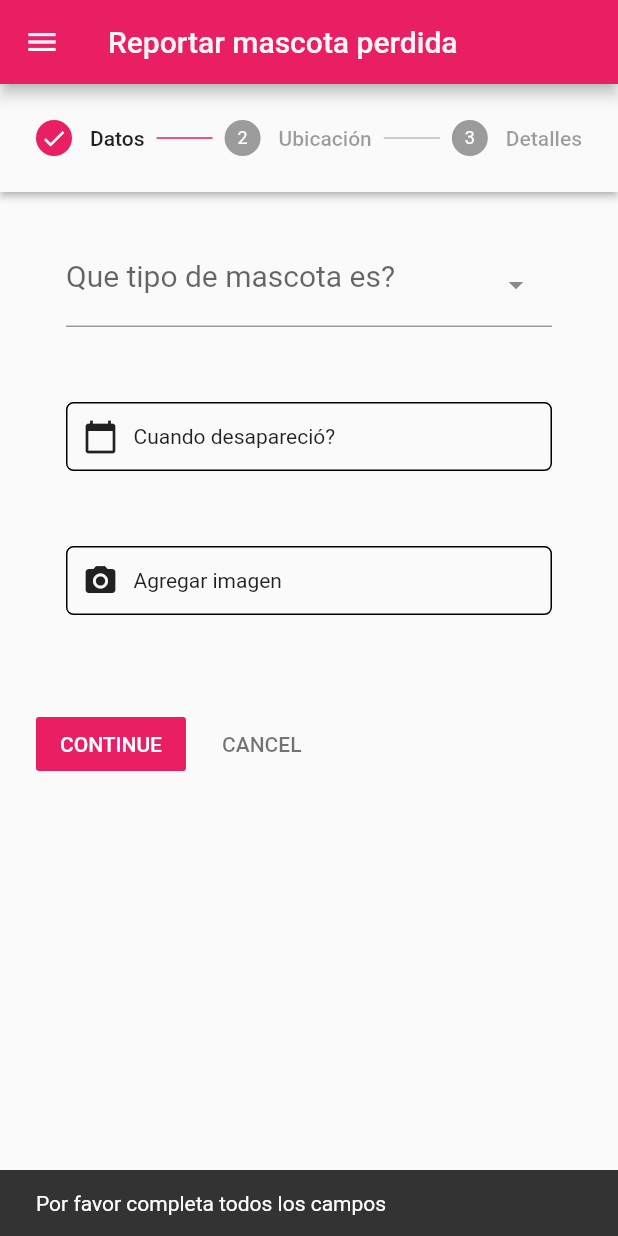
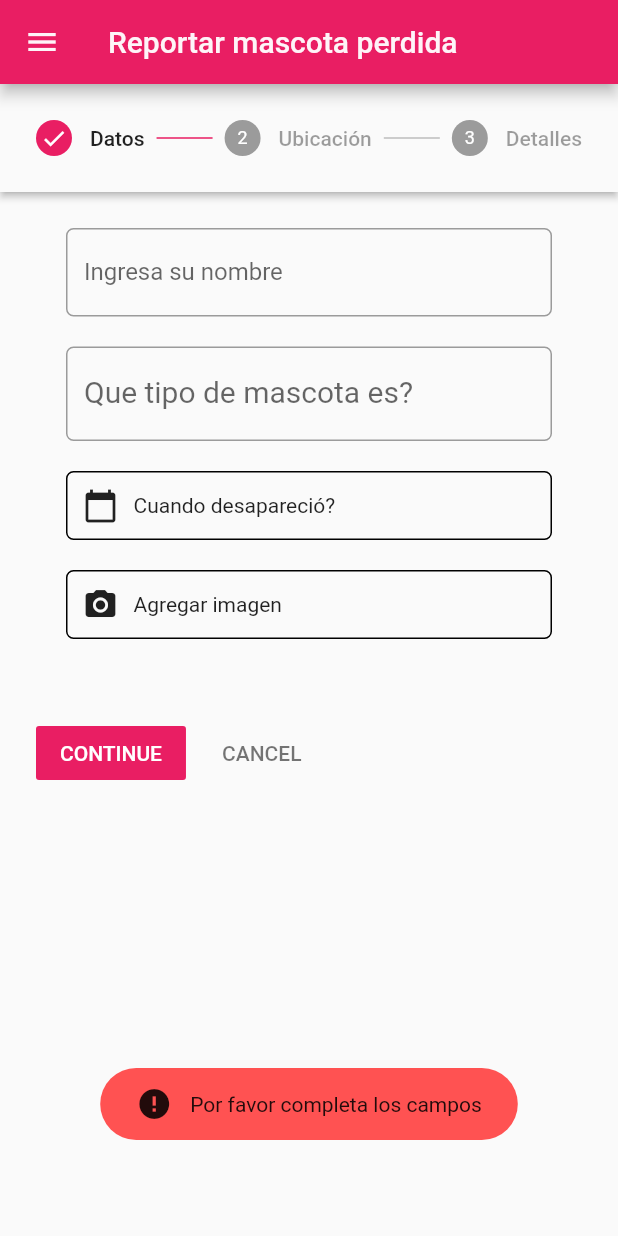
Before and after one commit to usaginotsuki/PetFinder, a Flutter app: the FoundForm screen opened directly, after a tap on "CONTINUE", on a phone screen of 412 x 824 dp. Run offline on Flutter 3.47's test engine with Material 2 defaults, Android fonts, the phone set to English and light mode, and no system bars; drawn by our look-alikes of select_form_field; our stand-ins replace cloud_firestore, email_validator, firebase_auth, firebase_core, flutter_datetime_picker, flutter_otp_text_field and 10 more; missing offline and left inert: cloudinary_public, easy_image_viewer, geoflutterfire2, phone_form_field, place_picker; accounts and stored records are empty; network calls fail.

```diff
--- a/lib/models/report.model.dart
+++ b/lib/models/report.model.dart
@@ -33,6 +33,7 @@ class Position {
 class Report {
   String? id;
   String? type;
+
   String? size;
   String? status;
   String? details;
--- a/lib/pages/found_form.page.dart
+++ b/lib/pages/found_form.page.dart
@@ -22,6 +22,7 @@ import 'dart:developer' as dev;
 import 'package:select_form_field/select_form_field.dart';
 
 import '../models/report.model.dart';
+import '../widgets/toast.services.dart';
 
 class FoundForm extends StatefulWidget {
   final String status;
@@ -34,6 +35,7 @@ class FoundForm extends StatefulWidget {
 class _FoundFormState extends State<FoundForm> {
   final formKey = GlobalKey<FormState>();
   final _formKey = GlobalKey<FormState>();
+  final TextEditingController name = TextEditingController();
   ReportServices reportServices = ReportServices();
   TextEditingController description = TextEditingController();
   final GlobalKey<ScaffoldState> _scaffoldKey = new GlobalKey<ScaffoldState>();
@@ -51,8 +53,9 @@ class _FoundFormState extends State<FoundForm> {
   int currentStep = 0;
   final Completer<GoogleMapController> _controller =
       Completer<GoogleMapController>();
+  Toasty toast = Toasty();
+  //Step 1 checkers
 
-  //Step 1 checkers
   bool _mascotTypeSelected = false;
   bool dateSelected = false;
   bool imageSelected = false;
@@ -97,31 +100,19 @@ class _FoundFormState extends State<FoundForm> {
               if (_mascotTypeSelected && dateSelected && imageSelected) {
                 currentStep = currentStep + 1;
               } else {
-                ScaffoldMessenger.of(context).showSnackBar(
-                  const SnackBar(
-                    content: Text('Por favor completa todos los campos'),
-                  ),
-                );
+                toast.ToastError("Por favor completa los campos");
               }
             } else if (currentStep == 1) {
               if (placeSelected) {
                 currentStep = currentStep + 1;
               } else {
-                ScaffoldMessenger.of(context).showSnackBar(
-                  const SnackBar(
-                    content: Text('Por favor selecciona una ubicación'),
-                  ),
-                );
+                toast.ToastError("Por favor selecciona un lugar");
               }
             } else if (currentStep == 2) {
               if (sizeSelected && _formKey.currentState!.validate()) {
                 //currentStep = currentStep + 1;
               } else {
-                ScaffoldMessenger.of(context).showSnackBar(
-                  const SnackBar(
-                    content: Text('Por favor selecciona un tamaño'),
-                  ),
-                );
+                toast.ToastError("Por favor completa los campos");
               }
             }
 
@@ -162,7 +153,31 @@ class _FoundFormState extends State<FoundForm> {
                     const EdgeInsets.symmetric(horizontal: 20, vertical: 0),
                 child: Column(
                   children: [
+                    TextFormField(
+                      controller: name,
+                      decoration: InputDecoration(
+                        labelText: "Ingresa su nombre",
+                        hintText: "Nombre",
+                        border: OutlineInputBorder(
+                          borderRadius: BorderRadius.circular(5),
+                        ),
+                      ),
+                      validator: (value) {
+                        if (value == null || value.isEmpty) {
+                          return 'Por favor ingresa una descripción';
+                        }
+                        return null;
+                      },
+                    ),
+                    Padding(padding: EdgeInsets.only(top: 20)),
                     SelectFormField(
+                      decoration: InputDecoration(
+                        labelText: "Que tipo de mascota es?",
+                        hintText: "Tipo de mascota",
+                        border: OutlineInputBorder(
+                          borderRadius: BorderRadius.circular(5),
+                        ),
+                      ),
                       style: const TextStyle(color: Colors.black, fontSize: 20),
                       type: SelectFormFieldType.dropdown, // or can be dialog
                       labelText: 'Que tipo de mascota es?',
@@ -174,7 +189,7 @@ class _FoundFormState extends State<FoundForm> {
                         });
                       },
                     ),
-                    const Padding(padding: EdgeInsets.only(top: 50)),
+                    const Padding(padding: EdgeInsets.only(top: 20)),
                     GestureDetector(
                       child: dateSelected
                           ? Container(
@@ -239,12 +254,8 @@ class _FoundFormState extends State<FoundForm> {
                               date = DateTime.now();
                             });
 
-                            ScaffoldMessenger.of(context).showSnackBar(
-                              const SnackBar(
-                                content: Text(
-                                    'La fecha seleccionada no puede ser mayor a la fecha actual'),
-                              ),
-                            );
+                            toast.ToastError(
+                                'La fecha no puede ser mayor a la actual');
                           } else {
                             dateSelected = true;
                             setState(() {
@@ -255,7 +266,7 @@ class _FoundFormState extends State<FoundForm> {
                         }, currentTime: DateTime.now(), locale: LocaleType.es);
                       },
                     ),
-                    const Padding(padding: EdgeInsets.only(top: 50)),
+                    const Padding(padding: EdgeInsets.only(top: 20)),
                     GestureDetector(
                       child: Container(
                         decoration: BoxDecoration(
@@ -279,7 +290,7 @@ class _FoundFormState extends State<FoundForm> {
                       onTap: () async {
                         final pickedFile = await _picker.pickImage(
                             source: ImageSource.gallery,
-                            imageQuality: 50,
+                            imageQuality: 80,
                             maxWidth: 600);
 
                         if (pickedFile != null) {
@@ -293,7 +304,7 @@ class _FoundFormState extends State<FoundForm> {
                         }
                       },
                     ),
-                    const Padding(padding: EdgeInsets.only(top: 30)),
+                    const Padding(padding: EdgeInsets.only(top: 20)),
                     Container(
                       child: imageSelected
                           ? Image.file(
--- a/lib/pages/signup.page.dart
+++ b/lib/pages/signup.page.dart
@@ -29,6 +29,7 @@ class _SignUpPageState extends State<SignUpPage> {
   bool _showPassword = false;
   bool _showPassword2 = false;
   AuthServices _auth = AuthServices();
+  String phonePrefix = '';
   String phoneNumber = '';
   bool imageSelected = false;
   final ImagePicker _picker = ImagePicker();
@@ -146,7 +147,6 @@ class _SignUpPageState extends State<SignUpPage> {
                       ),
                       PhoneFormField(
                         decoration: const InputDecoration(
-                          border: OutlineInputBorder(),
                           hintText: 'Teléfono',
                           labelText: 'Ingresa tu teléfono',
                           icon: Icon(Icons.phone),
@@ -154,8 +154,9 @@ class _SignUpPageState extends State<SignUpPage> {
                         defaultCountry: IsoCode.EC,
                         //controller: phoneController,
                         onChanged: (value) => {
+                          phonePrefix = value!.countryCode.toString(),
                           dev.log(value.toString()),
-                          phoneNumber = '${value!.countryCode}0${value.nsn}',
+                          phoneNumber = '0${value.nsn}',
                           dev.log(phoneNumber.toString())
                         },
 
@@ -251,6 +252,7 @@ class _SignUpPageState extends State<SignUpPage> {
                                   widget.email,
                                   password.text.trim(),
                                   name.text.trim(),
+                                  phonePrefix,
                                   phoneNumber,
                                   response.secureUrl,
                                   context);
--- /dev/null
+++ b/lib/widgets/toast.services.dart
@@ -0,0 +1,54 @@
+import 'package:flutter/material.dart';
+import 'package:fluttertoast/fluttertoast.dart';
+
+class Toasty {
+  FToast fToast = FToast();
+
+  void ToastCorrect(String successMessage) {
+    return fToast.showToast(
+      child: Container(
+        padding: const EdgeInsets.symmetric(horizontal: 24.0, vertical: 12.0),
+        decoration: BoxDecoration(
+          borderRadius: BorderRadius.circular(25.0),
+          color: Colors.greenAccent,
+        ),
+        child: Row(
+          mainAxisSize: MainAxisSize.min,
+          children: [
+            Icon(Icons.check),
+            SizedBox(
+              width: 12.0,
+            ),
+            Text(successMessage),
+          ],
+        ),
+      ),
+      gravity: ToastGravity.BOTTOM,
+      toastDuration: Duration(seconds: 2),
+    );
+  }
+
+  void ToastError(String errorMessage) {
+    return fToast.showToast(
+      child: Container(
+        padding: const EdgeInsets.symmetric(horizontal: 24.0, vertical: 12.0),
+        decoration: BoxDecoration(
+          borderRadius: BorderRadius.circular(25.0),
+          color: Colors.redAccent,
+        ),
+        child: Row(
+          mainAxisSize: MainAxisSize.min,
+          children: [
+            Icon(Icons.error),
+            SizedBox(
+              width: 12.0,
+            ),
+            Text(errorMessage),
+          ],
+        ),
+      ),
+      gravity: ToastGravity.BOTTOM,
+      toastDuration: Duration(seconds: 2),
+    );
+  }
+}
```
Also changed, not shown: lib/models/user.model.dart (+15 -5 lines), lib/pages/homescreen.page.dart (+18 -3 lines), lib/pages/phone_verification.page.dart (+17 -9 lines), lib/pages/profile.page.dart (+35 -7 lines), lib/services/auth.services.dart (+20 -13 lines), lib/services/report.services.dart (+4 -3 lines), lib/services/user.services.dart (+6 -1 lines), lib/widgets/drawer.widget.dart (+8 -4 lines).
